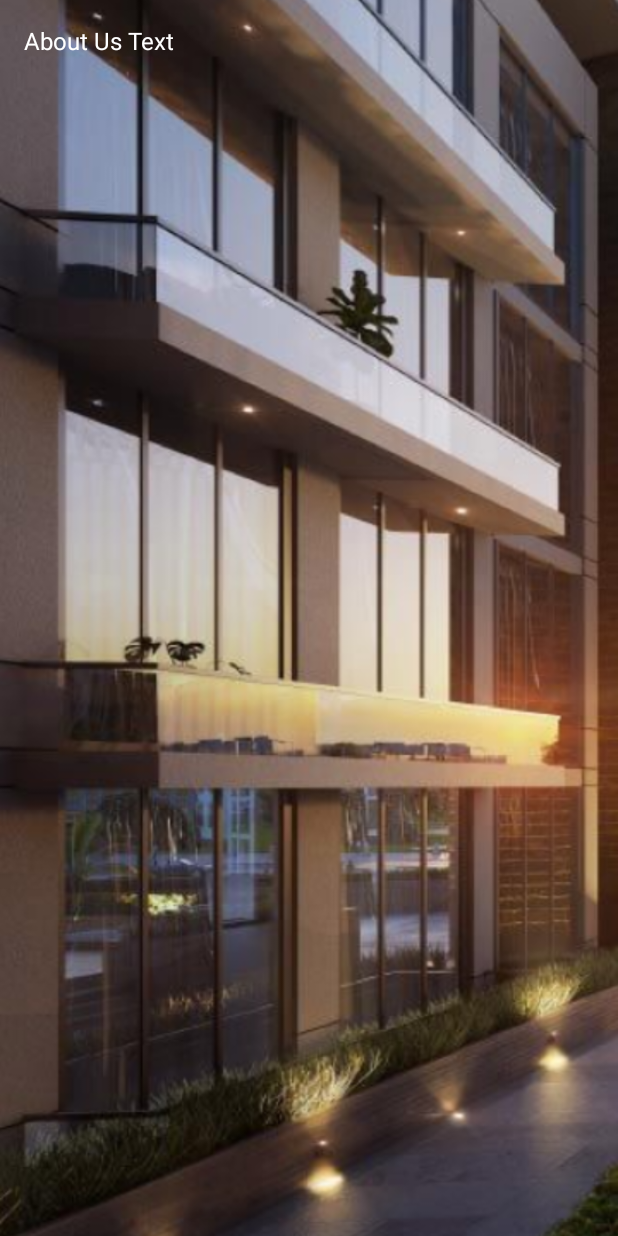
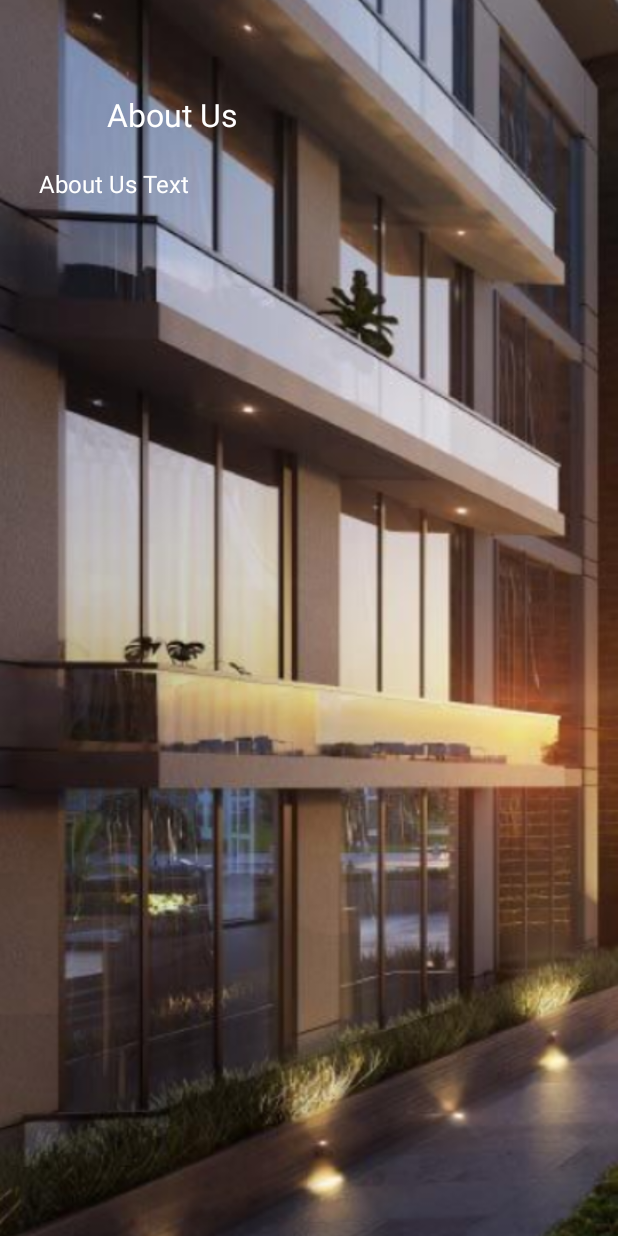
Before and after one commit to akero/propdub, an Android app: the layout activity_about_us.xml on its own in the app's theme, with its tools: preview values and no code run, on a phone screen of 412 x 824 dp. Run offline under Robolectric (Android 15) with nearby library versions, the phone set to English and light mode, and no system bars.

```diff
--- a/app/src/main/java/com/acme/propdub/MainActivity.java
+++ b/app/src/main/java/com/acme/propdub/MainActivity.java
@@ -21,9 +21,11 @@ import androidx.navigation.NavController;
 import androidx.navigation.Navigation;
 import androidx.navigation.ui.AppBarConfiguration;
 import androidx.navigation.ui.NavigationUI;
+
 import com.google.android.material.navigation.NavigationView;
 import com.google.android.material.snackbar.Snackbar;
 import com.acme.propdub.databinding.ActivityMainBinding;
+
 //TODO: populate search code, UI, sidebar code
 public class MainActivity extends AppCompatActivity implements NavigationView.OnNavigationItemSelectedListener {
     private AppBarConfiguration appBarConfiguration;
@@ -47,11 +49,11 @@ public class MainActivity extends AppCompatActivity implements NavigationView.On
         menuIcon.setOnClickListener(new View.OnClickListener() {
             @Override
             public void onClick(View v) {
-                Log.d("tag1","tag1");
+                Log.d("tag1", "tag1");
                 if (!drawer.isDrawerOpen(GravityCompat.START)) {
                     drawer.openDrawer(GravityCompat.START);
 
-                    Log.d("tag1","tag2");
+                    Log.d("tag1", "tag2");
                 }
             }
         });
@@ -75,14 +77,14 @@ public class MainActivity extends AppCompatActivity implements NavigationView.On
                         .setAction("Action", null).show();
             }
         });
-
+2
 */
         // property sale button code
         View propertySaleButton = findViewById(R.id.property_sale_button);
         propertySaleButton.setOnClickListener(new View.OnClickListener() {
             @Override
             public void onClick(View v) {
-                Log.d("tag1","In sale click");
+                Log.d("tag1", "In sale click");
                 openPropertySaleActivity();
             }
         });
@@ -107,9 +109,9 @@ public class MainActivity extends AppCompatActivity implements NavigationView.On
 
     private void openPropertySaleActivity() {
 
-        Log.d("tag1","In sale intent");
+        Log.d("tag1", "In sale intent");
         Intent intent = new Intent(MainActivity.this, PropertySale.class);
-        Log.d("tag1","In sale intent 2");
+        Log.d("tag1", "In sale intent 2");
         startActivity(intent);
     }
 
--- a/app/src/main/res/layout/activity_about_us.xml
+++ b/app/src/main/res/layout/activity_about_us.xml
@@ -16,7 +16,17 @@
     <androidx.constraintlayout.widget.ConstraintLayout
         android:layout_width="match_parent"
         android:layout_height="match_parent">
-
+        <TextView
+            android:id="@+id/about_us_title"
+            android:layout_width="wrap_content"
+            android:layout_height="wrap_content"
+            android:text="About Us"
+            android:textColor="@android:color/white"
+            android:textSize="21sp"
+            app:layout_constraintTop_toTopOf="parent"
+            app:layout_constraintStart_toStartOf="parent"
+            android:layout_marginStart="71dp"
+            android:layout_marginTop="62dp"/>
         <ScrollView
             android:id="@+id/scrollView"
             android:layout_width="0dp"
@@ -31,7 +41,11 @@
                 android:layout_width="match_parent"
                 android:layout_height="wrap_content"
                 android:orientation="vertical"
-                android:padding="16dp">
+
+                android:paddingStart="26dp"
+                android:paddingTop="111dp"
+                android:paddingEnd="26dp"
+                android:paddingBottom="146dp">
 
                 <TextView
                     android:id="@+id/about_us_text"
```
